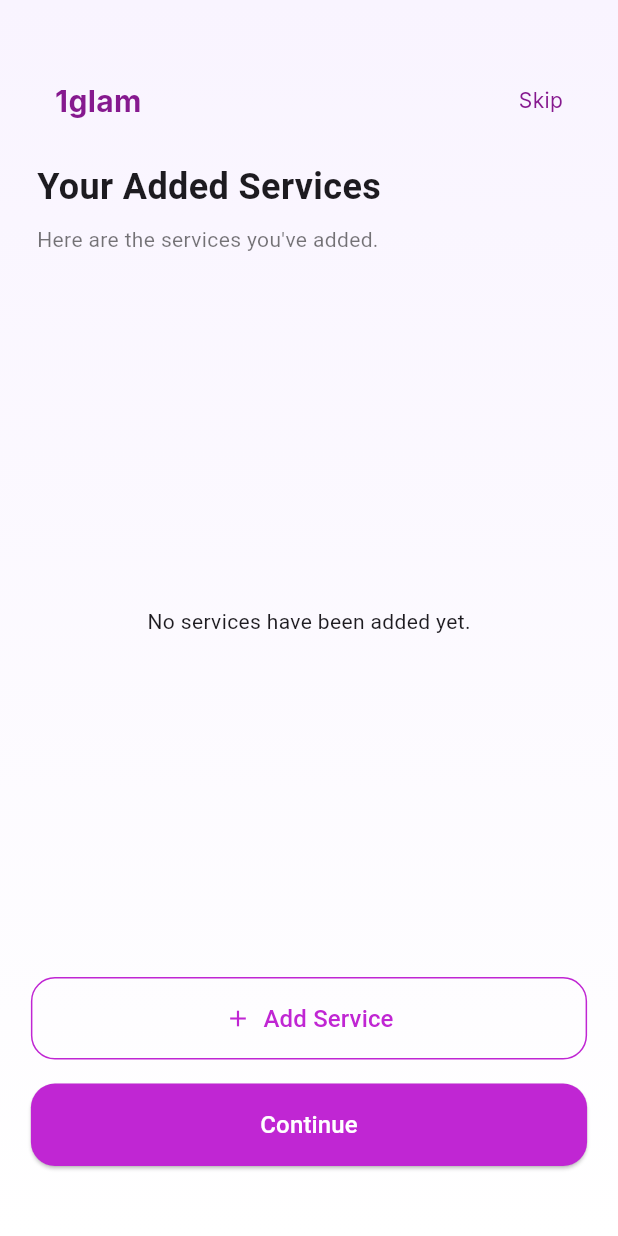
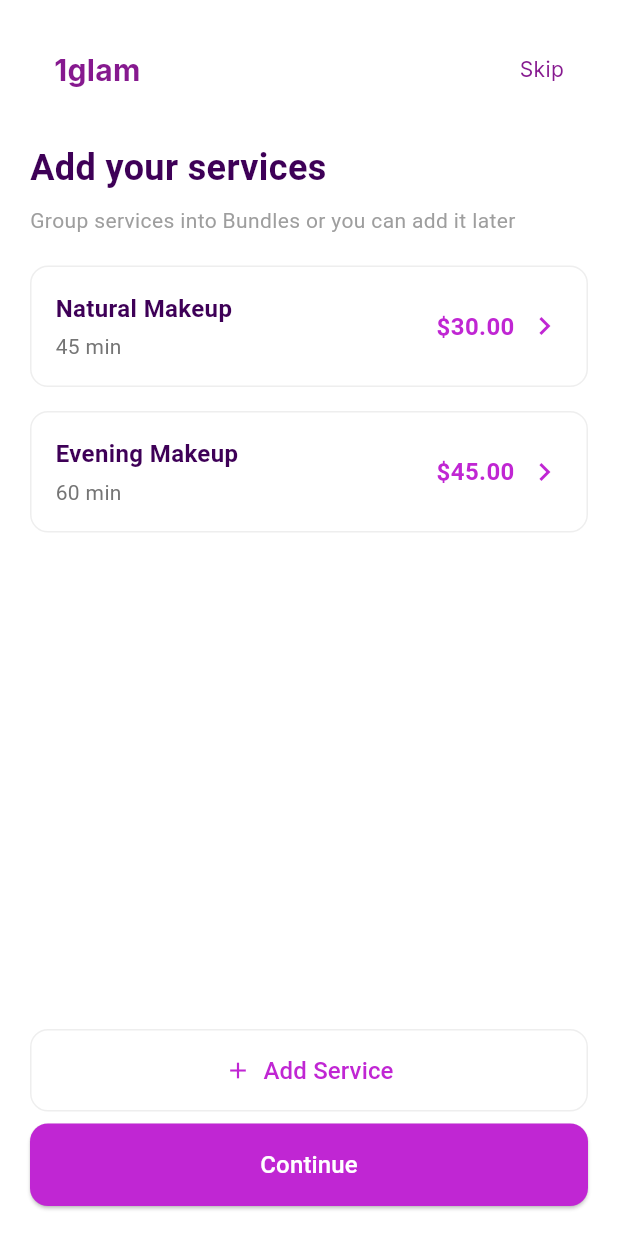
Before and after one commit to Chinmayverma1602/1glam, a Flutter app: the ServicesInfoPage screen opened by its route, on a phone screen of 412 x 824 dp. Run offline on Flutter 3.47's test engine with Material 3 defaults, Android fonts, the phone set to English and light mode, and no system bars; our stand-ins replace cloud_firestore, dropdown_textfield, firebase_auth, firebase_core, flutter_svg, font_awesome_flutter and 12 more; missing offline and left inert: flutter_facebook_auth, switcher_button; accounts and stored records are empty; project files that could hold a hidden picture were left out.

Commit message:
Refactored TravelFee model for improved JSON serialization; updated API service for travel fee submission with enhanced error handling and token management; modified ServicesInfoPage and TravellingInfoPage for better user experience and data handling; removed unused code and improved UI components.

```diff
--- a/lib/screens/ServicesInfoPage.dart
+++ b/lib/screens/ServicesInfoPage.dart
@@ -1,140 +1,3 @@
-// import 'package:flutter/material.dart';
-// import 'package:get/get.dart';
-// import 'package:glam1/constants/AppColors.dart';
-// import 'package:glam1/screens/AddServicesPage.dart';
-// import 'package:glam1/services/add_services_controller.dart';
-// import 'package:glam1/widgets/CustomHeader.dart';
-// import 'package:glam1/widgets/CustomServiceButton.dart';
-
-// class ServicesInfoPage extends StatefulWidget {
-//   const ServicesInfoPage({super.key});
-
-//   @override
-//   State<ServicesInfoPage> createState() => _ServicesInfoPageState();
-// }
-
-// class _ServicesInfoPageState extends State<ServicesInfoPage> {
-//   final AddServicesController controller = Get.find<AddServicesController>();
-
-//   @override
-//   Widget build(BuildContext context) {
-//     return Scaffold(
-//       extendBodyBehindAppBar: true,
-//       backgroundColor: const Color(0xFFF3E9FF),
-//       body: Container(
-//         decoration: const BoxDecoration(
-//           gradient: LinearGradient(
-//             colors: [
-//               Color.fromARGB(255, 249, 244, 255),
-//               Color.fromARGB(255, 255, 255, 255)
-//             ],
-//             begin: Alignment.topCenter,
-//             end: Alignment.bottomCenter,
-//           ),
-//         ),
-//         padding: EdgeInsets.all(MediaQuery.of(context).size.width * 0.05),
-//         child: Column(
-//           crossAxisAlignment: CrossAxisAlignment.start,
-//           children: [
-//             const SizedBox(height: 20),
-//             CustomHeader(),
-//             const SizedBox(height: 16),
-//             Padding(
-//               padding: EdgeInsets.symmetric(
-//                   horizontal: MediaQuery.of(context).size.width * 0.01),
-//               child: const Text(
-//                 "Your Added Services",
-//                 style: TextStyle(fontSize: 24, fontWeight: FontWeight.bold),
-//               ),
-//             ),
-//             const SizedBox(height: 8),
-//             Padding(
-//               padding: EdgeInsets.symmetric(
-//                   horizontal: MediaQuery.of(context).size.width * 0.01),
-//               child: const Text(
-//                 "Here are the services you've added.",
-//                 style: TextStyle(fontSize: 14, color: Colors.black54),
-//               ),
-//             ),
-//             const SizedBox(height: 24),
-//             Obx(() {
-//               final RxList<ServiceItem> allServices = [
-//                 ...controller
-//                     .bundleServiceWidgets, // Ensure this is the correct list name
-//                 ...controller
-//                     .singleServiceWidget, // Ensure this is the correct list name
-//               ].obs;
-
-//               if (allServices.isEmpty) {
-//                 return const Center(
-//                   child: Text('No services have been added yet.'),
-//                 );
-//               }
-
-//               return Column(
-//                 children: allServices.map((serviceItem) {
-//                   return CustomServiceButton(
-//                     title: serviceItem.titleController.text,
-//                     subtitle:
-//                         '${double.tryParse(serviceItem.durationController.text)?.toStringAsFixed(0) ?? '0'} Hours',
-//                     price: '₹ ${serviceItem.priceController.text}',
-//                   );
-//                 }).toList(),
-//               );
-//             }),
-//             const SizedBox(height: 16),
-//             const Spacer(),
-//             OutlinedButton(
-//               onPressed: () {
-//                 Get.to(AddServicesPage());
-//               },
-//               style: OutlinedButton.styleFrom(
-//                 side: const BorderSide(color: AppColors.primary),
-//                 shape: RoundedRectangleBorder(
-//                   borderRadius: BorderRadius.circular(16),
-//                 ),
-//                 padding: const EdgeInsets.symmetric(vertical: 16),
-//               ),
-//               child: const Row(
-//                 mainAxisAlignment: MainAxisAlignment.center,
-//                 children: [
-//                   Icon(Icons.add, color: AppColors.primary),
-//                   SizedBox(width: 8),
-//                   Text(
-//                     "Add Service",
-//                     style: TextStyle(
-//                         fontSize: 16,
-//                         color: AppColors.primary,
-//                         fontWeight: FontWeight.w500),
-//                   ),
-//                 ],
-//               ),
-//             ),
-//             const SizedBox(height: 16),
-//             ElevatedButton(
-//               onPressed: () {},
-//               style: ElevatedButton.styleFrom(
-//                 backgroundColor: AppColors.primary,
-//                 shape: RoundedRectangleBorder(
-//                   borderRadius: BorderRadius.circular(16),
-//                 ),
-//                 padding: const EdgeInsets.symmetric(vertical: 16),
-//               ),
-//               child: const Center(
-//                 child: Text(
-//                   "Continue",
-//                   style: TextStyle(fontSize: 16, color: Colors.white),
-//                 ),
-//               ),
-//             ),
-//             const SizedBox(height: 26),
-//           ],
-//         ),
-//       ),
-//     );
-//   }
-// }
-
 import 'package:cloud_firestore/cloud_firestore.dart';
 import 'package:flutter/material.dart';
 import 'package:get/get.dart';
@@ -142,7 +5,6 @@ import 'package:glam1/constants/AppColors.dart';
 import 'package:glam1/screens/AddServicesPage.dart';
 import 'package:glam1/services/add_services_controller.dart';
 import 'package:glam1/widgets/CustomHeader.dart';
-import 'package:glam1/widgets/CustomServiceButton.dart';
 
 class ServicesInfoPage extends StatefulWidget {
   const ServicesInfoPage({super.key});
@@ -157,54 +19,44 @@ class _ServicesInfoPageState extends State<ServicesInfoPage> {
   @override
   void initState() {
     super.initState();
-    // Refresh services from Firebase when the page loads
     controller.fetchServices();
   }
 
   @override
   Widget build(BuildContext context) {
     return Scaffold(
-      extendBodyBehindAppBar: true,
-      backgroundColor: const Color(0xFFF3E9FF),
+      backgroundColor: Colors.white,
       body: Obx(() => controller.isLoading
           ? const Center(child: CircularProgressIndicator())
-          : Container(
-              decoration: const BoxDecoration(
-                gradient: LinearGradient(
-                  colors: [
-                    Color.fromARGB(255, 249, 244, 255),
-                    Color.fromARGB(255, 255, 255, 255)
-                  ],
-                  begin: Alignment.topCenter,
-                  end: Alignment.bottomCenter,
-                ),
-              ),
-              padding: EdgeInsets.all(MediaQuery.of(context).size.width * 0.05),
+          : SafeArea(
+              child: Padding(
+                padding: const EdgeInsets.all(20.0),
                 child: Column(
                   crossAxisAlignment: CrossAxisAlignment.start,
                   children: [
-                  const SizedBox(height: 20),
+                    // Header
+                    //
                     CustomHeader(),
-                  const SizedBox(height: 16),
-                  Padding(
-                    padding: EdgeInsets.symmetric(
-                        horizontal: MediaQuery.of(context).size.width * 0.01),
-                    child: const Text(
-                      "Your Added Services",
-                      style:
-                          TextStyle(fontSize: 24, fontWeight: FontWeight.bold),
+                    const SizedBox(height: 24),
+                    // Title
+                    const Text(
+                      "Add your services",
+                      style: TextStyle(
+                        fontSize: 24,
+                        fontWeight: FontWeight.bold,
+                        color: Color(0xFF3E0057),
                       ),
                     ),
                     const SizedBox(height: 8),
-                  Padding(
-                    padding: EdgeInsets.symmetric(
-                        horizontal: MediaQuery.of(context).size.width * 0.01),
-                    child: const Text(
-                      "Here are the services you've added.",
-                      style: TextStyle(fontSize: 14, color: Colors.black54),
+                    const Text(
+                      "Group services into Bundles or you can add it later",
+                      style: TextStyle(
+                        fontSize: 14,
+                        color: Colors.grey,
                       ),
                     ),
-                  const SizedBox(height: 24),
+                    const SizedBox(height: 20),
+                    // Services List
                     Expanded(
                       child: StreamBuilder<QuerySnapshot>(
                         stream: FirebaseFirestore.instance
@@ -221,12 +73,21 @@ class _ServicesInfoPageState extends State<ServicesInfoPage> {
 
                           if (snapshot.connectionState ==
                               ConnectionState.waiting) {
-                          return Center(child: CircularProgressIndicator());
+                            return const Center(
+                                child: CircularProgressIndicator());
                           }
 
-                        if (!snapshot.hasData || snapshot.data!.docs.isEmpty) {
-                          return const Center(
-                            child: Text('No services have been added yet.'),
+                          if (!snapshot.hasData ||
+                              snapshot.data!.docs.isEmpty) {
+                            // Demo services when no data is available
+                            return ListView(
+                              children: [
+                                _buildServiceCard(
+                                    "Natural Makeup", "45 min", "30.00"),
+                                const SizedBox(height: 16),
+                                _buildServiceCard(
+                                    "Evening Makeup", "60 min", "45.00"),
+                              ],
                             );
                           }
 
@@ -236,35 +97,39 @@ class _ServicesInfoPageState extends State<ServicesInfoPage> {
                                 doc, 0); // Adjust ID handling if needed
                           }).toList();
 
-                        print(
-                            'Length of filtered Services (from Stream): ${allServices.length}');
-
                           return ListView.builder(
                             itemCount: allServices.length,
                             itemBuilder: (context, index) {
                               final serviceItem = allServices[index];
-                            return CustomServiceButton(
-                              title: serviceItem.titleController.text,
-                              subtitle:
-                                  '${double.tryParse(serviceItem.durationController.text)?.toStringAsFixed(0) ?? '0'} Hours',
-                              price: '₹ ${serviceItem.priceController.text}',
+                              return Padding(
+                                padding: const EdgeInsets.only(bottom: 16.0),
+                                child: _buildServiceCard(
+                                  serviceItem.titleController.text,
+                                  "${serviceItem.durationController.text} min",
+                                  serviceItem.priceController.text,
+                                ),
                               );
                             },
                           );
                         },
                       ),
                     ),
-                  const SizedBox(height: 16),
-                  OutlinedButton(
+                    // Add Service Button
+                    Padding(
+                      padding: const EdgeInsets.symmetric(vertical: 8.0),
+                      child: TextButton(
                         onPressed: () {
                           Get.to(() => AddServicesPage());
                         },
-                    style: OutlinedButton.styleFrom(
-                      side: const BorderSide(color: AppColors.primary),
+                        style: TextButton.styleFrom(
+                          foregroundColor: AppColors.primary,
+                          padding: const EdgeInsets.symmetric(vertical: 16),
                           shape: RoundedRectangleBorder(
-                        borderRadius: BorderRadius.circular(16),
+                            borderRadius: BorderRadius.circular(12),
+                            side: BorderSide(color: Colors.grey.shade200),
                           ),
-                      padding: const EdgeInsets.symmetric(vertical: 16),
+                          backgroundColor: Colors.white,
+                          minimumSize: const Size(double.infinity, 50),
                         ),
                         child: const Row(
                           mainAxisAlignment: MainAxisAlignment.center,
@@ -276,35 +141,94 @@ class _ServicesInfoPageState extends State<ServicesInfoPage> {
                               style: TextStyle(
                                 fontSize: 16,
                                 color: AppColors.primary,
-                              fontWeight: FontWeight.w500),
+                                fontWeight: FontWeight.w500,
+                              ),
                             ),
                           ],
                         ),
                       ),
-                  const SizedBox(height: 16),
+                    ),
+                    // Continue Button
                     ElevatedButton(
                       onPressed: () {
                         // Handle continue button
-                      // You might want to add navigation or processing here
                       },
                       style: ElevatedButton.styleFrom(
                         backgroundColor: AppColors.primary,
                         shape: RoundedRectangleBorder(
-                        borderRadius: BorderRadius.circular(16),
+                          borderRadius: BorderRadius.circular(12),
                         ),
                         padding: const EdgeInsets.symmetric(vertical: 16),
+                        minimumSize: const Size(double.infinity, 50),
                       ),
-                    child: const Center(
-                      child: Text(
+                      child: const Text(
                         "Continue",
-                        style: TextStyle(fontSize: 16, color: Colors.white),
+                        style: TextStyle(
+                          fontSize: 16,
+                          color: Colors.white,
+                          fontWeight: FontWeight.w500,
                         ),
                       ),
                     ),
-                  const SizedBox(height: 26),
                   ],
+                ),
               ),
             )),
     );
   }
+
+  Widget _buildServiceCard(String title, String duration, String price) {
+    return Container(
+      decoration: BoxDecoration(
+        borderRadius: BorderRadius.circular(12),
+        border: Border.all(color: Colors.grey.shade200),
+      ),
+      child: Padding(
+        padding: const EdgeInsets.all(16.0),
+        child: Row(
+          mainAxisAlignment: MainAxisAlignment.spaceBetween,
+          children: [
+            Column(
+              crossAxisAlignment: CrossAxisAlignment.start,
+              children: [
+                Text(
+                  title,
+                  style: const TextStyle(
+                    fontSize: 16,
+                    fontWeight: FontWeight.w600,
+                    color: Color(0xFF3E0057),
+                  ),
+                ),
+                const SizedBox(height: 4),
+                Text(
+                  duration,
+                  style: TextStyle(
+                    fontSize: 14,
+                    color: Colors.grey.shade600,
+                  ),
+                ),
+              ],
+            ),
+            Row(
+              children: [
+                Text(
+                  "\$${price}",
+                  style: const TextStyle(
+                    fontSize: 16,
+                    fontWeight: FontWeight.bold,
+                    color: AppColors.primary,
+                  ),
+                ),
+                const SizedBox(width: 8),
+                const Icon(
+                  Icons.chevron_right,
+                  color: AppColors.primary,
+                ),
+              ],
+            ),
+          ],
+        ),
+      ),
+    );
   }
+}
```
Also changed, not shown: lib/model/travelling_model.dart (+13 -4 lines), lib/screens/TravellingInfo.dart (+23 -7 lines), lib/services/travelling_service.dart (+63 -8 lines), 4 other files. Lines whose indentation alone changed are shown as unchanged.
